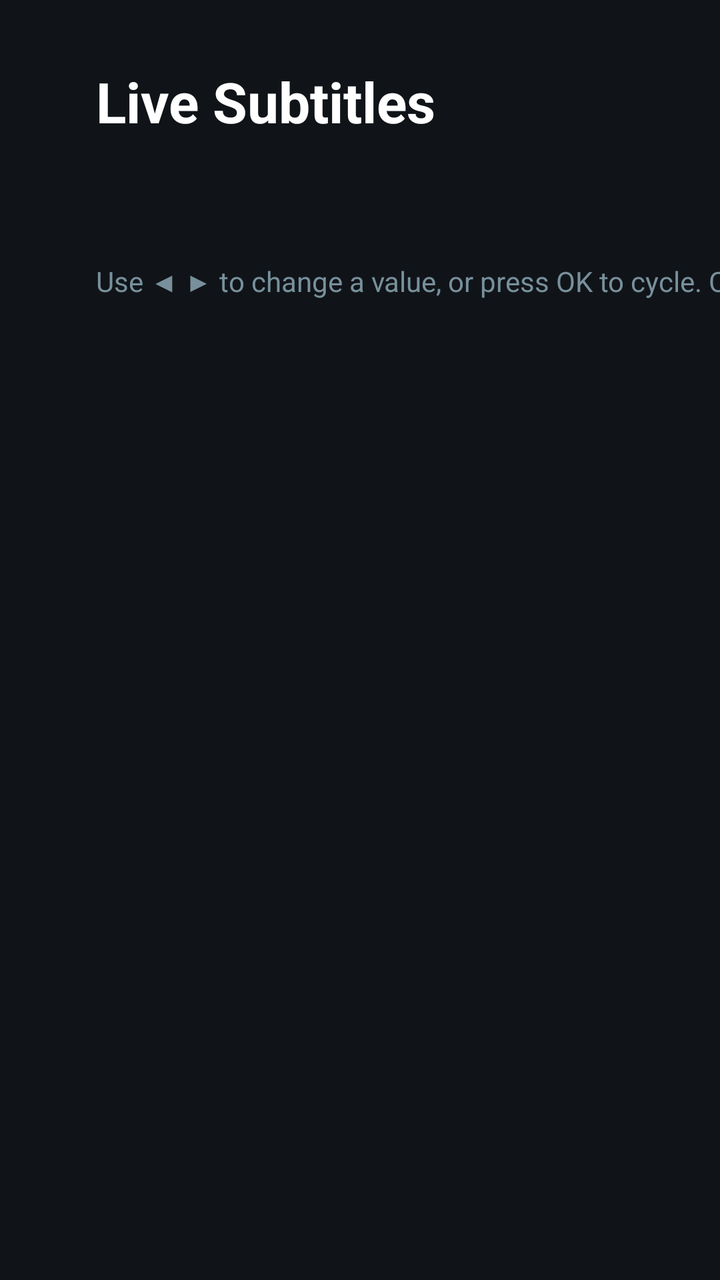
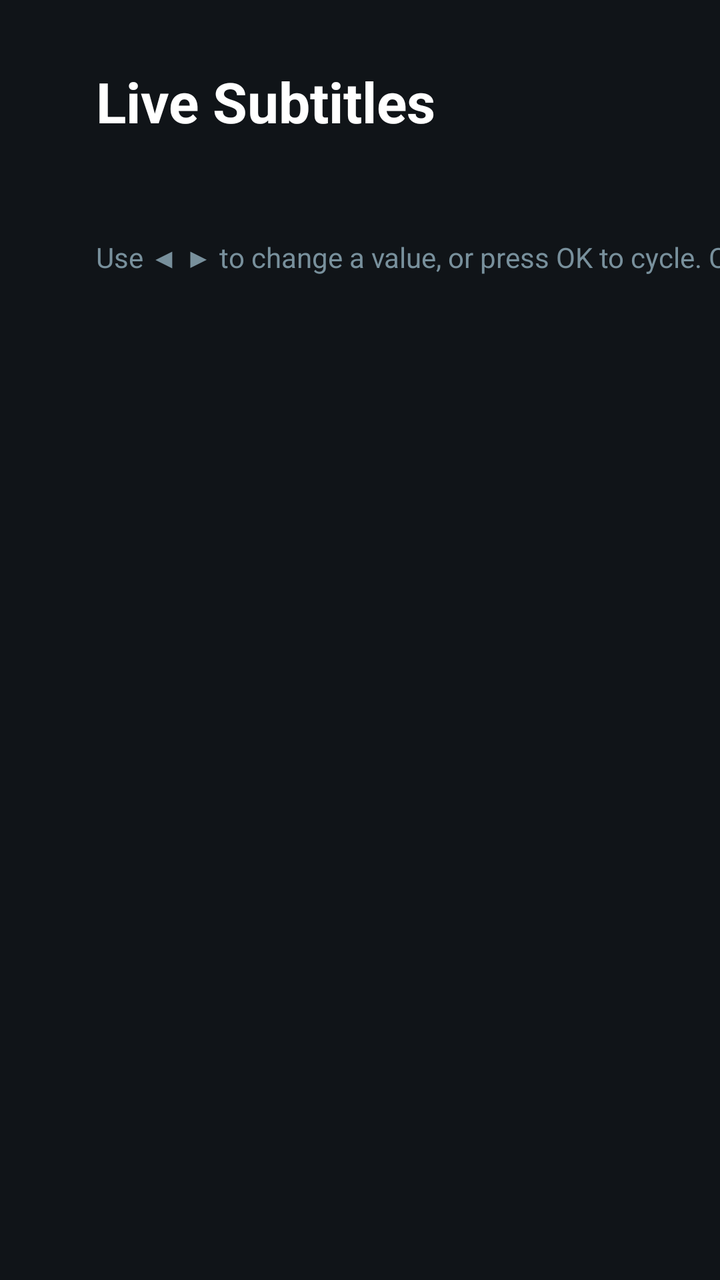

Screens rendered from an Android XML layout before and after an edit, with the pre-edit source and the edit as a unified diff.
<!-- AndroidManifest.xml: application theme Theme.LiveTranslateTV -->
<!-- res/layout/activity_settings.xml -->
<?xml version="1.0" encoding="utf-8"?>
<ScrollView xmlns:android="http://schemas.android.com/apk/res/android"
    android:layout_width="match_parent"
    android:layout_height="match_parent"
    android:background="#FF101418"
    android:fillViewport="true">

    <LinearLayout
        android:layout_width="640dp"
        android:layout_height="wrap_content"
        android:orientation="vertical"
        android:paddingStart="48dp"
        android:paddingTop="32dp"
        android:paddingEnd="24dp"
        android:paddingBottom="32dp">

        <TextView
            android:layout_width="wrap_content"
            android:layout_height="wrap_content"
            android:text="@string/settings_title"
            android:textColor="#FFFFFFFF"
            android:textSize="28sp"
            android:textStyle="bold" />

        <TextView
            android:id="@+id/status_text"
            android:layout_width="match_parent"
            android:layout_height="wrap_content"
            android:layout_marginTop="8dp"
            android:layout_marginBottom="16dp"
            android:textColor="#FFB0BEC5"
            android:textSize="16sp" />

        <LinearLayout
            android:id="@+id/rows"
            android:layout_width="match_parent"
            android:layout_height="wrap_content"
            android:orientation="vertical" />

        <TextView
            android:layout_width="match_parent"
            android:layout_height="wrap_content"
            android:layout_marginTop="16dp"
            android:text="@string/settings_hint"
            android:textColor="#FF78909C"
            android:textSize="14sp" />
    </LinearLayout>
</ScrollView>
<!-- resources referenced by this layout -->
<resources>
  <string name="settings_hint">Use ◀ ▶ to change a value, or press OK to cycle. Changes apply to the overlay immediately.</string>
  <string name="settings_title">Live Subtitles</string>
  <style name="Theme.LiveTranslateTV" parent="@style/Theme.Leanback" />
</resources>

<!-- the commit's change to res/layout/activity_settings.xml (unified diff, before → after) -->
@@ -27,7 +27,7 @@
             android:layout_width="match_parent"
             android:layout_height="wrap_content"
             android:layout_marginTop="8dp"
-            android:layout_marginBottom="16dp"
+            android:layout_marginBottom="4dp"
             android:textColor="#FFB0BEC5"
             android:textSize="16sp" />
 
